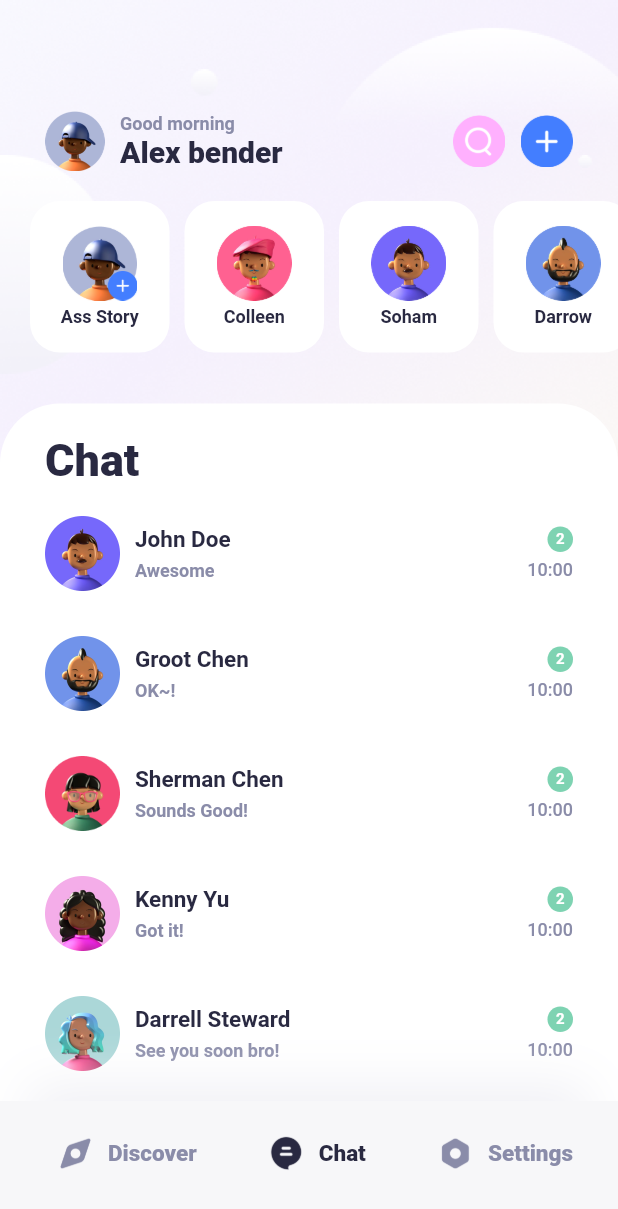
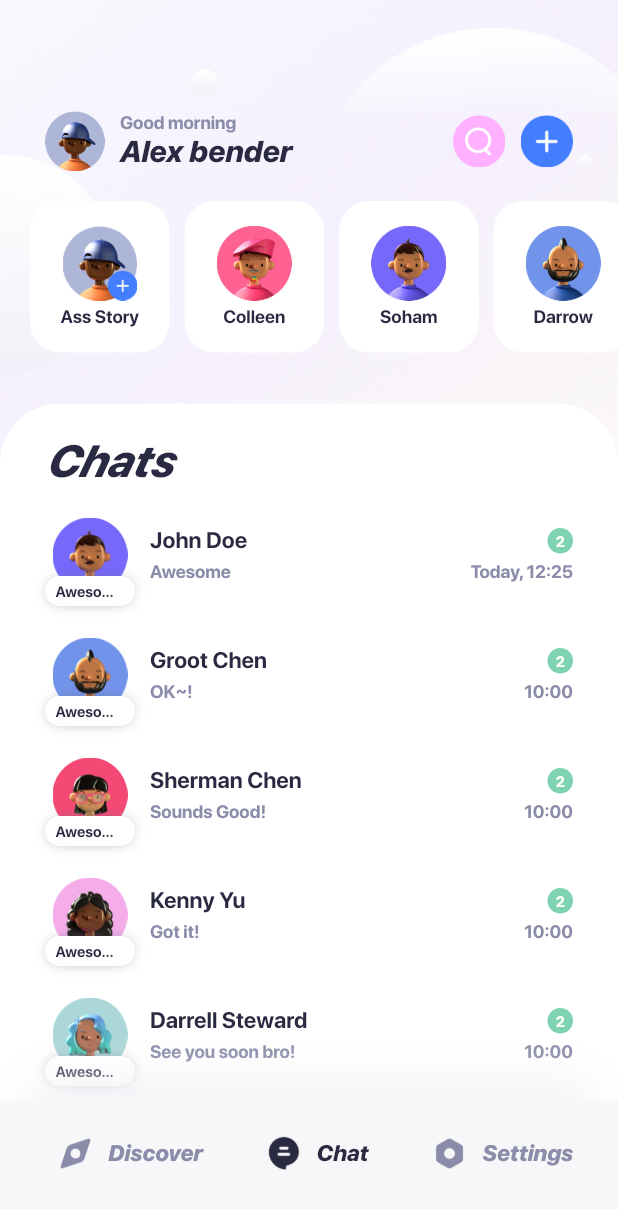
Before and after one commit to MarveleE/MallChat-Mobile, a Flutter app: the screen it shows after launch, on a phone screen of 412 x 824 dp. Shown: the top 1209 px of the screen. Run offline on Flutter 3.47's test engine with Material 2 defaults, Android fonts, the phone set to English and light mode, and no system bars.

Commit message:
finish home

```diff
--- a/mall_chat/lib/main.dart
+++ b/mall_chat/lib/main.dart
@@ -1,6 +1,6 @@
 import 'package:flutter/material.dart';
 import 'package:flutter/services.dart';
-import 'package:mall_chat/views/tab_bar/chat_home_view.dart';
+import 'package:mall_chat/views/home/chat_home_view.dart';
 import 'package:mall_chat/views/tab_bar/tab_bar_view.dart';
 
 void main() {
@@ -13,9 +13,10 @@ class MainApp extends StatelessWidget {
 
   @override
   Widget build(BuildContext context) {
-    return const MaterialApp(
+    return MaterialApp(
+      theme: ThemeData(fontFamily: "SFProDisplay"),
       debugShowCheckedModeBanner: false,
-      home: Scaffold(
+      home: const Scaffold(
         body: SizedBox.expand(
           child: Stack(
             alignment: Alignment.bottomCenter,
--- a/mall_chat/lib/views/tab_bar/chat_home_list_view.dart
+++ b/mall_chat/lib/views/home/chat_home_list_view.dart
@@ -11,11 +11,12 @@ class ChatHomeListContainerView extends StatelessWidget {
       crossAxisAlignment: CrossAxisAlignment.start,
       children: [
         Text(
-          "Chat",
+          "Chats",
           style: TextStyle(
               color: ThemeProvider.textActivate,
               fontSize: 30,
-              fontWeight: FontWeight.w800),
+              fontWeight: FontWeight.w900,
+              fontStyle: FontStyle.italic),
         ),
         ChatHomeListView(),
       ],
@@ -47,7 +48,7 @@ class ChatHomeListView extends StatelessWidget {
         avatarName: "assets/avatars/03.png",
         name: "John Doe",
         message: "Awesome",
-        time: "10:00",
+        time: "Today, 12:25",
         unreadMessage: 2),
     ChatHomeListData(
         avatarName: "assets/avatars/04.png",
@@ -104,14 +105,49 @@ class ChatHomeListRowView extends StatelessWidget {
       alignment: Alignment.topCenter,
       child: Row(
         children: [
-          Image(
-              image: AssetImage(chatRowData.avatarName), width: 50, height: 50),
+          avatar(),
           const SizedBox(width: 10),
           nameAndMessage(),
           const Spacer(),
           unreadAndTime()
         ],
       ),
+    );
+  }
+
+  Stack avatar() {
+    return Stack(
+      alignment: Alignment.bottomCenter,
+      children: [
+        Image(image: AssetImage(chatRowData.avatarName), width: 50, height: 50),
+        Transform.translate(
+          offset: const Offset(0, 9),
+          child: Container(
+            constraints: const BoxConstraints(maxWidth: 60),
+            alignment: Alignment.center,
+            padding: const EdgeInsets.only(left: 7, right: 7),
+            height: 20,
+            decoration: BoxDecoration(
+                color: Colors.white,
+                borderRadius: BorderRadius.circular(130),
+                boxShadow: const [
+                  BoxShadow(
+                    offset: Offset(0, 0),
+                    blurRadius: 8,
+                    spreadRadius: -4,
+                    color: Color(0xFF6F6F87),
+                  ),
+                ]),
+            child: Text("Awesomesss",
+                maxLines: 1,
+                overflow: TextOverflow.ellipsis,
+                style: TextStyle(
+                    fontSize: 10,
+                    color: ThemeProvider.textActivate,
+                    fontWeight: FontWeight.bold)),
+          ),
+        )
+      ],
     );
   }
 
@@ -138,7 +174,7 @@ class ChatHomeListRowView extends StatelessWidget {
           chatRowData.time,
           style: TextStyle(
               color: ThemeProvider.textSecondary,
-              fontWeight: FontWeight.w500,
+              fontWeight: FontWeight.w600,
               fontSize: 12),
         ),
       ],
@@ -153,7 +189,7 @@ class ChatHomeListRowView extends StatelessWidget {
           chatRowData.name,
           style: TextStyle(
               color: ThemeProvider.textActivate,
-              fontWeight: FontWeight.w700,
+              fontWeight: FontWeight.bold,
               fontSize: 15),
         ),
         const SizedBox(height: 5),
```
Also changed, not shown: mall_chat/pubspec.yaml (+11 -0 lines), mall_chat/assets/fonts/SFPRODISPLAYBOLD.OTF (added), mall_chat/assets/fonts/SFPRODISPLAYHEAVYITALIC.OTF (added), mall_chat/assets/fonts/SFPRODISPLAYMEDIUM.OTF (added), mall_chat/assets/fonts/SFPRODISPLAYREGULAR.OTF (added), mall_chat/lib/views/home/chat_home_friends_view.dart (renamed from mall_chat/lib/views/tab_bar/chat_home_friends_view.dart), mall_chat/lib/views/home/chat_home_view.dart (renamed from mall_chat/lib/views/tab_bar/chat_home_view.dart).
